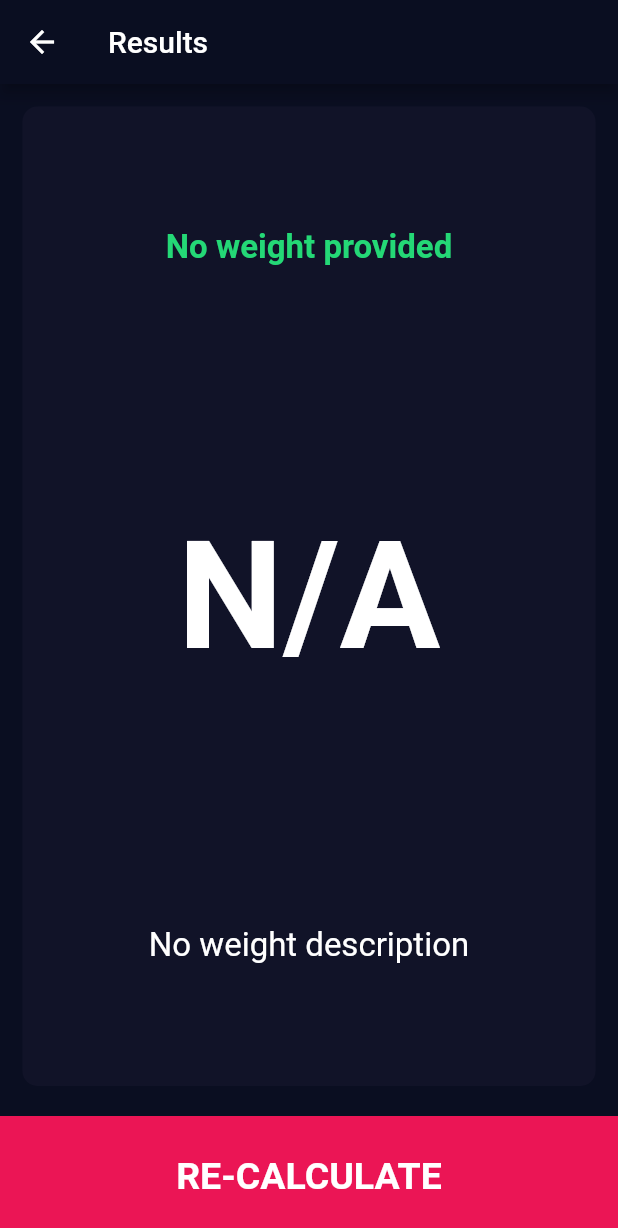
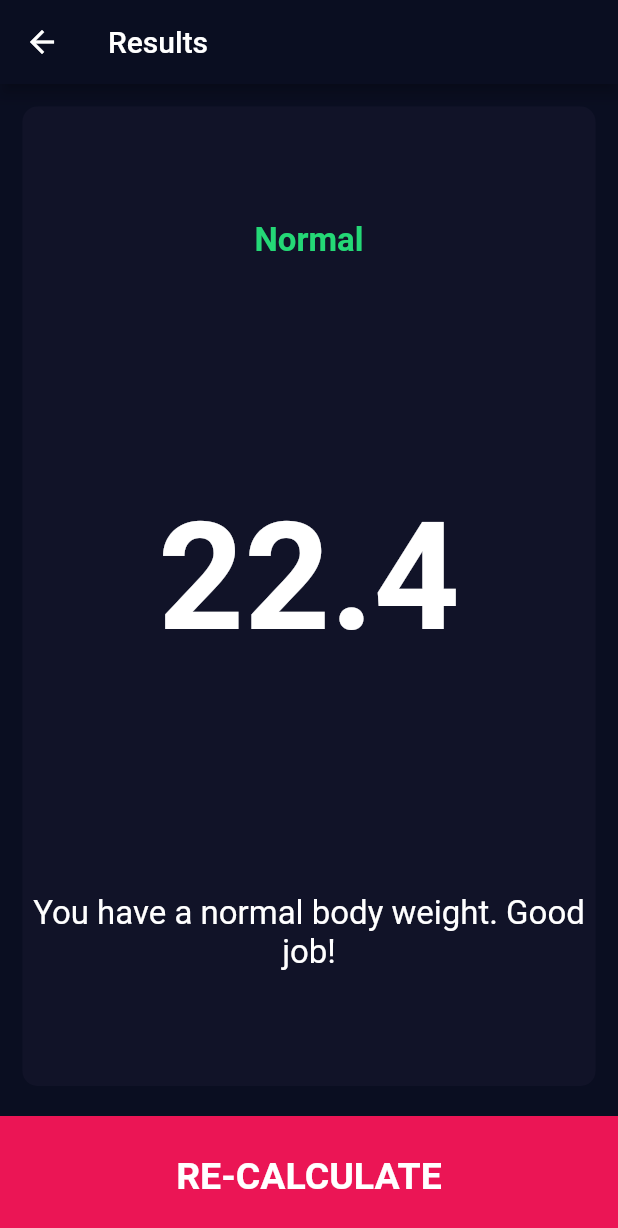
Before and after one commit to londonappbrewery/bmi-calculator-flutter, a Flutter app: the screen it shows after launch, after a tap on "CALCULATE", on a phone screen of 412 x 824 dp. Shown: the top 1228 px of the screen. Run offline on Flutter 3.47's test engine with Material 2 defaults, Android fonts, the phone set to English and light mode, and no system bars; our stand-ins replace font_awesome_flutter.

Commit message:
finished the app

```diff
--- a/lib/constants.dart
+++ b/lib/constants.dart
@@ -18,4 +18,4 @@ const resultTextStyle = TextStyle(
 
 const BMITextStyle = TextStyle(fontSize: 100.0, fontWeight: FontWeight.bold);
 
-const BMIDescriptionTextStyle = TextStyle(fontSize: 22.0);
+const BMIDescriptionTextStyle = TextStyle(fontSize: 22.0,);
--- a/lib/logic/bmiCalculator.dart
+++ b/lib/logic/bmiCalculator.dart
@@ -1,32 +1,33 @@
 import 'dart:math';
-import 'bmiResults.dart';
 
 class BMICalculator {
   BMICalculator({this.weight, this.height});
-  final double weight;
-  final double height;
-  BMIResults results;
+  double weight;
+  double height;
   double _bmi;
 
   calculate() {
     _bmi = weight / pow(height / 100, 2);
-    results.bmi = _bmi.toStringAsFixed(1);
+    return _bmi.toStringAsFixed(1);
   }
 
-  BMIResults getBMIResult() {
+  String getBMILabel() {
     if (_bmi >= 25) {
-      results.label = 'Overweight';
-      results.description =
-          'You have a Higher than normal body weight. Try to excercise more';
+      return 'Overweight';
     } else if (_bmi > 18.5) {
-      results.label = 'Normal';
-      results.description = 'You have a normal body weight. Good job!';
+      return 'Normal';
     } else {
-      results.label = 'UnderWeight';
-      results.description =
-          'You have a lower  than normal body weight. You can eat a bit more';
+      return 'UnderWeight';
     }
+  }
 
-    return results;
+  String getBMIDescription() {
+    if (_bmi >= 25) {
+      return 'You have a Higher than normal body weight. Try to excercise more';
+    } else if (_bmi > 18.5) {
+      return 'You have a normal body weight. Good job!';
+    } else {
+      return 'You have a lower  than normal body weight. You can eat a bit more';
+    }
   }
 }
--- a/lib/pages/InputPage.dart
+++ b/lib/pages/InputPage.dart
@@ -1,3 +1,4 @@
+import 'package:bmi_calculator/pages/ResultsPage.dart';
 import 'package:font_awesome_flutter/font_awesome_flutter.dart';
 import 'package:flutter/material.dart';
 import '../widgetBuilder/darkContainer.dart';
@@ -7,11 +8,13 @@ import '../constants.dart';
 import '../widgetBuilder/threelevelsWidget.dart';
 import '../widgetBuilder/countWidget.dart';
 import '../widgetBuilder/bottomButton.dart';
-import '../logic/bmiCalculator.dart' as BMICalculator;
-import '../logic/bmiResults.dart';
+import '../logic/bmiCalculator.dart';
 
-double _sliderCurrentValue = 130.0;
-double _weightCurrentValue = 130.0;
+BMICalculator bmiCalculator =
+    BMICalculator(height: _heightCurrentValue, weight: _weightCurrentValue);
+
+double _heightCurrentValue = 184.0;
+double _weightCurrentValue = 75.0;
 double _ageCurrentValue = 22.0;
 enum Gender { male, female }
 Gender selectedGender;
@@ -105,7 +108,7 @@ class _InputPageState extends State<InputPage> {
                               crossAxisAlignment: CrossAxisAlignment.baseline,
                               textBaseline: TextBaseline.alphabetic,
                               children: [
-                                Text(_sliderCurrentValue.round().toString(),
+                                Text(_heightCurrentValue.round().toString(),
                                     style: NumberTextStyle),
                                 Text(
                                   'cm',
@@ -114,12 +117,14 @@ class _InputPageState extends State<InputPage> {
                               ],
                             ),
                             new CustomSlider(
-                              currentValue: _sliderCurrentValue,
+                              currentValue: _heightCurrentValue,
                               minValue: 120.0,
                               maxValue: 220.0,
                               onPress: (double value) {
                                 setState(() {
-                                  _sliderCurrentValue = value;
+                                  _heightCurrentValue = value;
+                                  bmiCalculator.height = _heightCurrentValue;
+                                  print(bmiCalculator.height);
                                 });
                               },
                             )
@@ -146,12 +151,16 @@ class _InputPageState extends State<InputPage> {
                           print(_weightCurrentValue);
                           setState(() {
                             _weightCurrentValue++;
+                            bmiCalculator.weight = _weightCurrentValue;
+                            print(bmiCalculator.weight);
                           });
                         }
                       }, secondCallBack: () {
                         if (_weightCurrentValue > 0) {
                           setState(() {
                             _weightCurrentValue--;
+                            bmiCalculator.weight = _weightCurrentValue;
+                            print(bmiCalculator.weight);
                           });
                         }
                       })),
@@ -183,7 +192,15 @@ class _InputPageState extends State<InputPage> {
                 child: BottomButton(
                   title: "CALCULATE",
                   onClick: () {
-                    Navigator.pushNamed(context, '/results');
+                    Navigator.push(
+                        context,
+                        MaterialPageRoute(
+                            builder: (context) => ResultsPage(
+                                  weight: bmiCalculator.calculate(),
+                                  weightLabel: bmiCalculator.getBMILabel(),
+                                  weightDescription:
+                                      bmiCalculator.getBMIDescription(),
+                                )));
                   },
                 ),
                 width: double.infinity,
--- a/lib/pages/ResultsPage.dart
+++ b/lib/pages/ResultsPage.dart
@@ -10,9 +10,9 @@ class ResultsPage extends StatelessWidget {
     this.weightDescription,
   });
 
-  String weightLabel;
-  String weight;
-  String weightDescription;
+  final String weightLabel;
+  final String weight;
+  final String weightDescription;
 
   @override
   Widget build(BuildContext context) {
@@ -28,6 +28,7 @@ class ResultsPage extends StatelessWidget {
               child: new DarkContainer(
                 cardChild: Column(
                   mainAxisAlignment: MainAxisAlignment.spaceAround,
+                  crossAxisAlignment: CrossAxisAlignment.center,
                   children: [
                     Text(
                       (weightLabel != null)
@@ -43,6 +44,7 @@ class ResultsPage extends StatelessWidget {
                       (weightDescription != null)
                           ? weightDescription
                           : "No weight description",
+                      textAlign: TextAlign.center,
                       style: BMIDescriptionTextStyle,
                     )
                   ],
```
